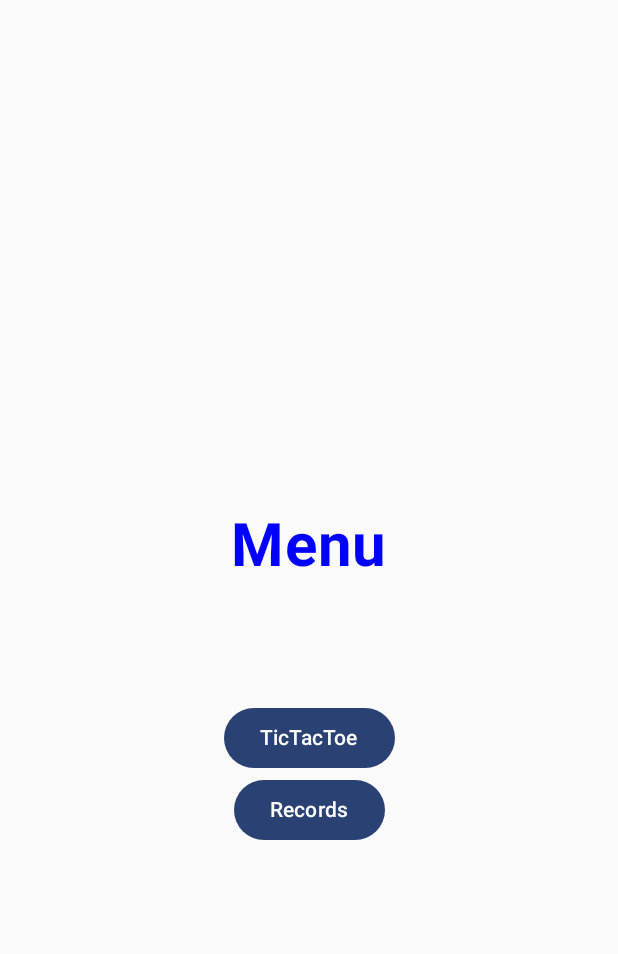
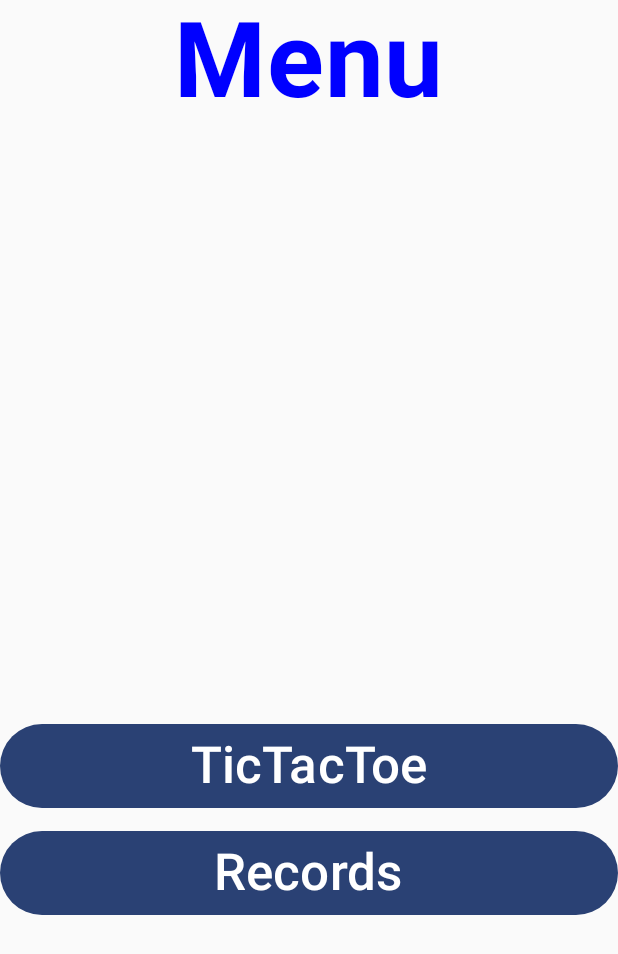
Before and after one commit to rustam432184798213651/TicTacToe, an Android app built with Jetpack Compose: the screen it shows after launch (MainActivity), on a phone screen of 412 x 824 dp. Shown: the top 954 px of the screen. Run offline under Robolectric (Android 15) with nearby library versions, the phone set to English and light mode, and no system bars.

Commit message:
Made menu nicer

```diff
--- a/app/src/main/java/com/example/tictactoe/MainActivity.kt
+++ b/app/src/main/java/com/example/tictactoe/MainActivity.kt
@@ -23,6 +23,7 @@ import androidx.compose.foundation.layout.padding
 import androidx.compose.foundation.layout.width
 import androidx.compose.material3.Button
 import androidx.compose.material3.CircularProgressIndicator
+import androidx.compose.material3.ExperimentalMaterial3Api
 import androidx.compose.material3.MaterialTheme
 import androidx.compose.material3.Surface
 import androidx.compose.material3.Text
@@ -38,11 +39,13 @@ import androidx.compose.ui.geometry.Offset
 import androidx.compose.ui.graphics.Color
 import androidx.compose.ui.graphics.ColorFilter
 import androidx.compose.ui.input.pointer.pointerInput
+import androidx.compose.ui.platform.LocalContext
 import androidx.compose.ui.res.painterResource
 import androidx.compose.ui.text.font.FontWeight
 import androidx.compose.ui.tooling.preview.Preview
 import androidx.compose.ui.unit.dp
 import androidx.compose.ui.unit.sp
+import androidx.core.content.ContextCompat.startActivity
 import com.example.tictactoe.ui.theme.TicTacToeTheme
 import kotlinx.coroutines.delay
 import kotlinx.coroutines.launch
@@ -59,37 +62,51 @@ class MainActivity : ComponentActivity() {
     override fun onCreate(savedInstanceState: Bundle?) {
         super.onCreate(savedInstanceState)
         setContent {
+            MyContent2()
+        }
+    }
+}
+
+@OptIn(ExperimentalMaterial3Api::class)
+@SuppressLint("UnusedMaterial3ScaffoldPaddingParameter")
+@Composable
+fun MyContent2() {
     TicTacToeTheme {
         // A surface container using the 'background' color from the theme
+        var context = LocalContext.current
         Column(modifier = Modifier.fillMaxSize(),
-                       verticalArrangement = Arrangement.Center,
             horizontalAlignment = Alignment.CenterHorizontally
         )
         {
             Text(
                 text = "Menu",
                 color = Color.Blue,
-                        fontSize = 40.sp,
+                fontSize = 70.sp,
                 fontWeight = FontWeight.Bold,
-                        modifier = Modifier.padding(80.dp)
+                modifier = Modifier.padding(0.dp)
             )
-                    Button(onClick = {
-                        val intent = Intent(this@MainActivity, EnterUsername::class.java)
-                        startActivity(intent)
+            Button(modifier = Modifier.fillMaxWidth().padding(top=400.dp), onClick = {
+                val intent = Intent(context, EnterUsername::class.java)
+                context.startActivity(intent)
 
             }) {
-                        Text(text = "TicTacToe")
+                Text(text = "TicTacToe", fontSize = 34.sp)
             }
 
-                    Button(onClick = {
-                        val intent = Intent(this@MainActivity, Records::class.java)
-                        startActivity(intent)
+            Button(modifier=Modifier.fillMaxWidth().padding(top=15.dp), onClick = {
+                val intent = Intent(context, Records::class.java)
+                context.startActivity(intent)
             }) {
-                        Text(text = "Records")
+                Text(text = "Records", fontSize=34.sp)
             }
 
         }
     }
 }
+
+// Displaying preview
+@Preview(showBackground = true)
+@Composable
+fun DefaultPreview2() {
+    MyContent2()
 }
-}
```
Lines whose indentation alone changed are shown as unchanged.
